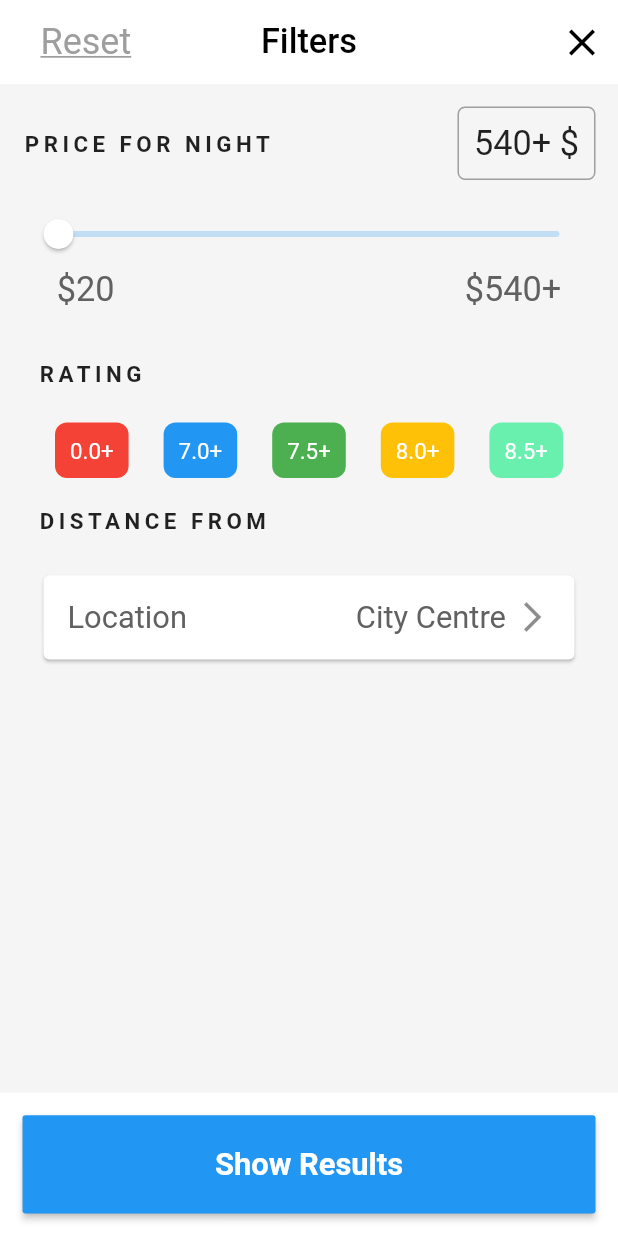
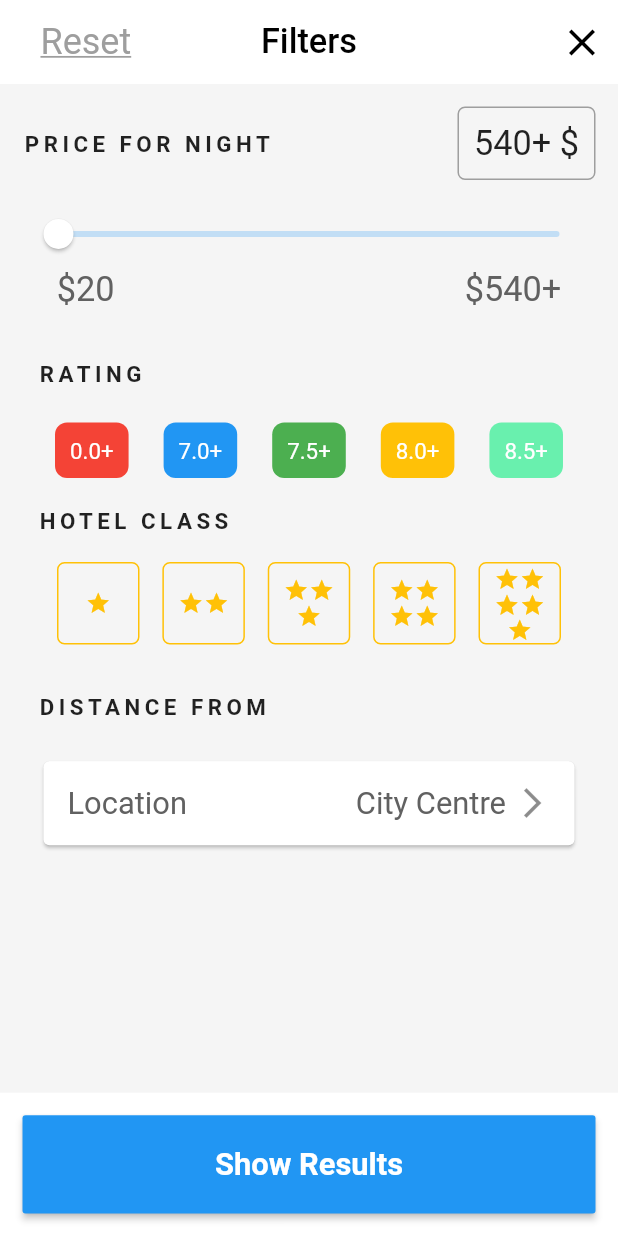
Before and after one commit to Ahmedyehia122/HotelsGo, a Flutter app: the FilterBottomSheet screen opened directly, on a phone screen of 412 x 824 dp. Run offline on Flutter 3.47's test engine with Material 2 defaults, Android fonts, the phone set to English and light mode, and no system bars; our stand-ins replace flutter_screenutil.

Commit message:
created a custom hotel class

```diff
--- /dev/null
+++ b/lib/components/custom_hotel_class.dart
@@ -0,0 +1,45 @@
+import 'package:flutter/material.dart';
+import 'package:flutter_screenutil/flutter_screenutil.dart';
+
+class CustomHotelClass extends StatelessWidget {
+  int index;
+  CustomHotelClass({
+    super.key,
+    required this.index,
+  });
+
+  @override
+  Widget build(BuildContext context) {
+    return Container(
+        width: 55,
+        height: 55,
+        alignment: Alignment.center,
+        margin: const EdgeInsets.all(3),
+        padding: const EdgeInsets.all(2),
+        decoration: BoxDecoration(
+          border: Border.all(
+            color: Colors.amber,
+          ),
+          borderRadius: BorderRadius.circular(5),
+        ),
+        child: Wrap(
+          alignment: WrapAlignment.center,
+          direction: Axis.horizontal,
+          children: List.generate(index, (index) => const CustomStarIcon()),
+        ));
+  }
+}
+
+//custom star icon
+class CustomStarIcon extends StatelessWidget {
+  const CustomStarIcon({super.key});
+
+  @override
+  Widget build(BuildContext context) {
+    return const Icon(
+      Icons.star,
+      color: Colors.amber,
+      size: 17,
+    );
+  }
+}
--- a/lib/components/hotel_tile.dart
+++ b/lib/components/hotel_tile.dart
@@ -287,7 +287,7 @@ class HotelTile extends StatelessWidget {
                 style: TextStyle(
                   color: Colors.grey[600],
                   fontWeight: FontWeight.bold,
-                  fontSize: 18.sp,
+                  fontSize: 16.sp,
                   decoration: TextDecoration.underline,
                   decorationThickness: 2,
                 ),
--- a/lib/pages/filter_bottom_sheet.dart
+++ b/lib/pages/filter_bottom_sheet.dart
@@ -1,5 +1,6 @@
 import 'package:flutter/material.dart';
 import 'package:flutter_screenutil/flutter_screenutil.dart';
+import 'package:hotelsgotask/components/custom_hotel_class.dart';
 import 'package:hotelsgotask/components/rating_button.dart';
 import 'package:hotelsgotask/consts.dart';
 
@@ -187,6 +188,37 @@ class _FilterBottomSheetState extends State<FilterBottomSheet> {
                   child: Column(
                     crossAxisAlignment: CrossAxisAlignment.start,
                     children: [
+                      //text
+                      Text(
+                        'HOTEL CLASS',
+                        style: TextStyle(
+                          fontSize: 13.sp,
+                          fontWeight: FontWeight.bold,
+                          letterSpacing: 3,
+                        ),
+                      ),
+                      SizedBox(
+                        height: 5.h,
+                      ),
+
+                      //hotel class icon
+                      Padding(
+                        padding: const EdgeInsets.all(10),
+                        child: Row(
+                          mainAxisAlignment: MainAxisAlignment.spaceBetween,
+                          children: List.generate(
+                              5, (index) => CustomHotelClass(index: index + 1)),
+                        ),
+                      )
+                    ],
+                  ),
+                ),
+                //location
+                Padding(
+                  padding: const EdgeInsets.all(10),
+                  child: Column(
+                    crossAxisAlignment: CrossAxisAlignment.start,
+                    children: [
                       //Text
                       Text(
                         'DISTANCE FROM',
```
